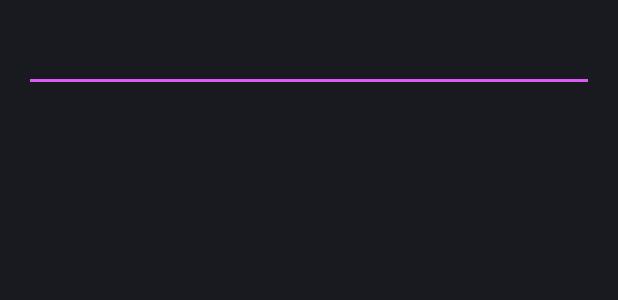
After one commit to ZaZons/Pap, an Android app: the layout activity_recycler_view_search.xml on its own in the app's theme, with its tools: preview values and no code run, on a phone screen of 412 x 824 dp. The commit adds this screen. Shown: the top 300 px of the screen. Run offline under Robolectric (Android 15) with nearby library versions, the phone set to English and light mode, and no system bars.

Commit message:
start search test

```diff
--- /dev/null
+++ b/app/src/main/res/layout/activity_recycler_view_search.xml
@@ -0,0 +1,14 @@
+<?xml version="1.0" encoding="utf-8"?>
+
+<RelativeLayout xmlns:android="http://schemas.android.com/apk/res/android"
+    android:layout_width="fill_parent"
+    android:layout_height="fill_parent"
+    xmlns:app="http://schemas.android.com/apk/res-auto"
+    android:orientation="horizontal"
+    android:background="#191a1f">
+    <EditText
+        android:id="@+id/searchText"
+        android:layout_width="match_parent"
+        android:layout_height="wrap_content"
+        android:layout_margin="16dp"/>
+</RelativeLayout>
```
Also changed, not shown: app/src/main/AndroidManifest.xml (+11 -5 lines), app/src/main/java/com/example/mplayer/MainActivity.java (+7 -0 lines), app/src/main/java/com/example/mplayer/MediaPlaybackService.java (deleted, +0 -81 lines), app/src/main/java/com/example/mplayer/RecyclerViewSearch.java (added, +14 -0 lines), app/src/main/res/layout/activity_main.xml (+20 -11 lines).
